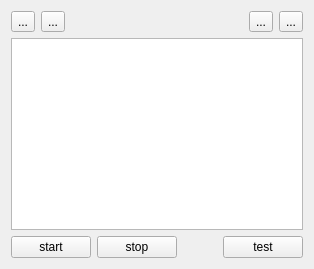
This is Qt/mega_git_tests/Test_ADB/src/autoclicker/src/ui/autoclicker.ui in RinatB2017/mega_GIT as Qt 5 draws it before an edit. The edited form follows.
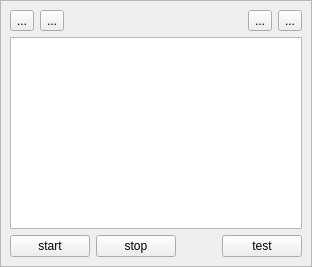
This is the edited form.

What changed in the file:
```diff
--- a/Qt/mega_git_tests/Test_ADB/src/autoclicker/src/ui/autoclicker.ui
+++ b/Qt/mega_git_tests/Test_ADB/src/autoclicker/src/ui/autoclicker.ui
@@ -12,6 +12,27 @@
    <string>Form</string>
   </property>
   <layout class="QVBoxLayout" name="verticalLayout">
+   <property name="leftMargin">
+    <number>0</number>
+   </property>
+   <property name="topMargin">
+    <number>0</number>
+   </property>
+   <property name="rightMargin">
+    <number>0</number>
+   </property>
+   <property name="bottomMargin">
+    <number>0</number>
+   </property>
+   <item>
+    <widget class="QFrame" name="frame">
+     <property name="frameShape">
+      <enum>QFrame::StyledPanel</enum>
+     </property>
+     <property name="frameShadow">
+      <enum>QFrame::Raised</enum>
+     </property>
+     <layout class="QVBoxLayout" name="verticalLayout_2">
    <item>
     <layout class="QHBoxLayout" name="horizontalLayout_2">
      <item>
@@ -100,6 +121,9 @@
    </item>
   </layout>
  </widget>
+   </item>
+  </layout>
+ </widget>
  <tabstops>
   <tabstop>btn_append</tabstop>
   <tabstop>btn_clear</tabstop>
```
Left out of the diff: 1 changed line with no effect on the pictures. Lines whose indentation alone changed are shown as unchanged.
